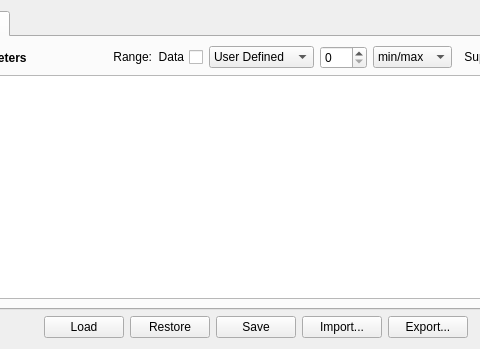
The window that MSSPM_Main/forms/Estimation/Estimation_Tab01.ui (nmfs-fish-tools/MSSPM) describes before a commit, drawn with Qt 5; both pictures show x 126 to 606 and y 0 to 349 of the 765 by 349 pixel window.
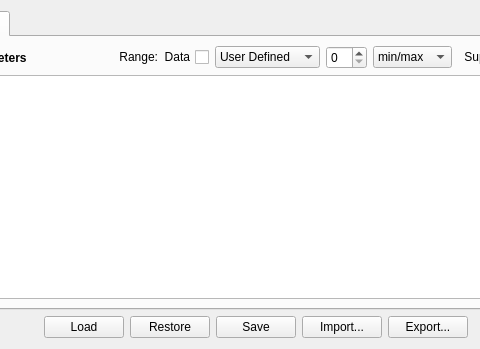
The same window after the commit.

```diff
--- a/MSSPM_Main/forms/Estimation/Estimation_Tab01.ui
+++ b/MSSPM_Main/forms/Estimation/Estimation_Tab01.ui
@@ -269,7 +269,7 @@
               <string>&lt;html&gt;&lt;head/&gt;&lt;body&gt;&lt;p align=&quot;center&quot;&gt;&lt;span style=&quot; font-weight:600;&quot;&gt;Range Percentage&lt;/span&gt;&lt;/p&gt;&lt;p&gt;This value represents the percentage of a parameter the min/max values will be set to. For example, if SpeciesK is 100 and this value is set to 10, SpeciesKMin will be set to 90 and SpeciesKMax will be set to 110.&lt;/p&gt;&lt;/body&gt;&lt;/html&gt;</string>
              </property>
              <property name="maximum">
-              <number>100</number>
+              <number>99</number>
              </property>
             </widget>
            </item>
```
